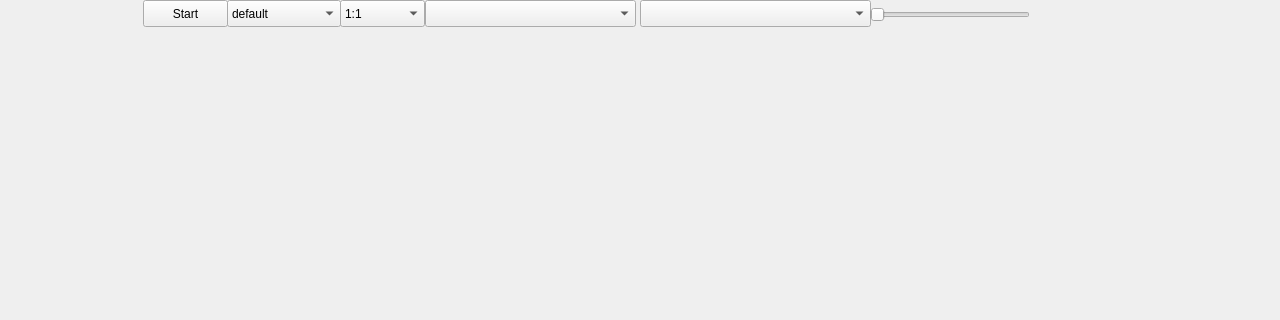
First picture: the form in video_test/video_form.ui, repository vkurbatov/mcu_remake, before the edit; both pictures show x 0 to 1280 and y 0 to 320 of the 1280 by 790 pixel window.
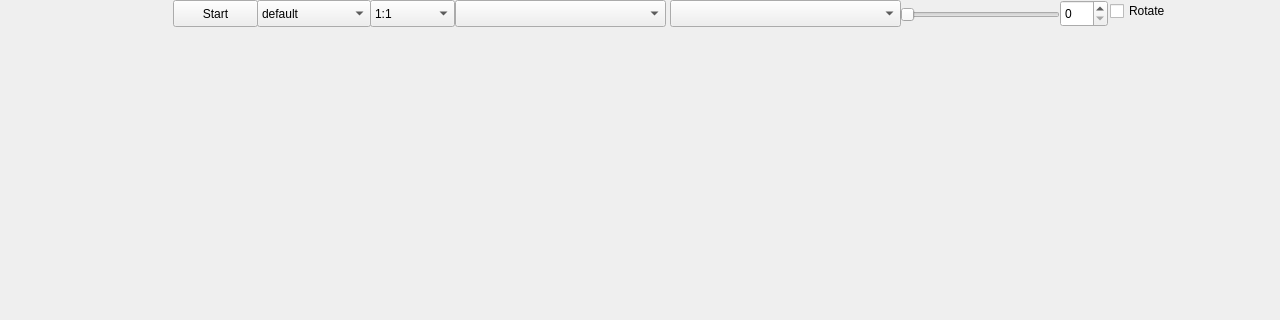
Second picture: the form after the edit.

Diff of the .ui file:
```diff
--- a/video_test/video_form.ui
+++ b/video_test/video_form.ui
@@ -17,7 +17,7 @@
    <widget class="QPushButton" name="pushButton">
     <property name="geometry">
      <rect>
-      <x>143</x>
+      <x>173</x>
       <y>0</y>
       <width>85</width>
       <height>27</height>
@@ -36,7 +36,7 @@
    <widget class="QComboBox" name="cbScalingMethod">
     <property name="geometry">
      <rect>
-      <x>227</x>
+      <x>257</x>
       <y>0</y>
       <width>114</width>
       <height>27</height>
@@ -106,7 +106,7 @@
    <widget class="QComboBox" name="cbScaling">
     <property name="geometry">
      <rect>
-      <x>340</x>
+      <x>370</x>
       <y>0</y>
       <width>85</width>
       <height>27</height>
@@ -141,7 +141,7 @@
    <widget class="QComboBox" name="cbResoulution">
     <property name="geometry">
      <rect>
-      <x>425</x>
+      <x>455</x>
       <y>0</y>
       <width>211</width>
       <height>27</height>
@@ -151,7 +151,7 @@
    <widget class="QComboBox" name="cbControlList">
     <property name="geometry">
      <rect>
-      <x>640</x>
+      <x>670</x>
       <y>0</y>
       <width>231</width>
       <height>27</height>
@@ -161,7 +161,7 @@
    <widget class="QSlider" name="slControl">
     <property name="geometry">
      <rect>
-      <x>870</x>
+      <x>900</x>
       <y>0</y>
       <width>160</width>
       <height>29</height>
@@ -171,6 +171,32 @@
      <enum>Qt::Horizontal</enum>
     </property>
    </widget>
+   <widget class="QSpinBox" name="spMargin">
+    <property name="geometry">
+     <rect>
+      <x>1060</x>
+      <y>0</y>
+      <width>48</width>
+      <height>27</height>
+     </rect>
+    </property>
+    <property name="maximum">
+     <number>32</number>
+    </property>
+   </widget>
+   <widget class="QCheckBox" name="cbRotate">
+    <property name="geometry">
+     <rect>
+      <x>1110</x>
+      <y>0</y>
+      <width>97</width>
+      <height>22</height>
+     </rect>
+    </property>
+    <property name="text">
+     <string>Rotate</string>
+    </property>
+   </widget>
   </widget>
   <widget class="QMenuBar" name="menubar">
    <property name="geometry">
```
